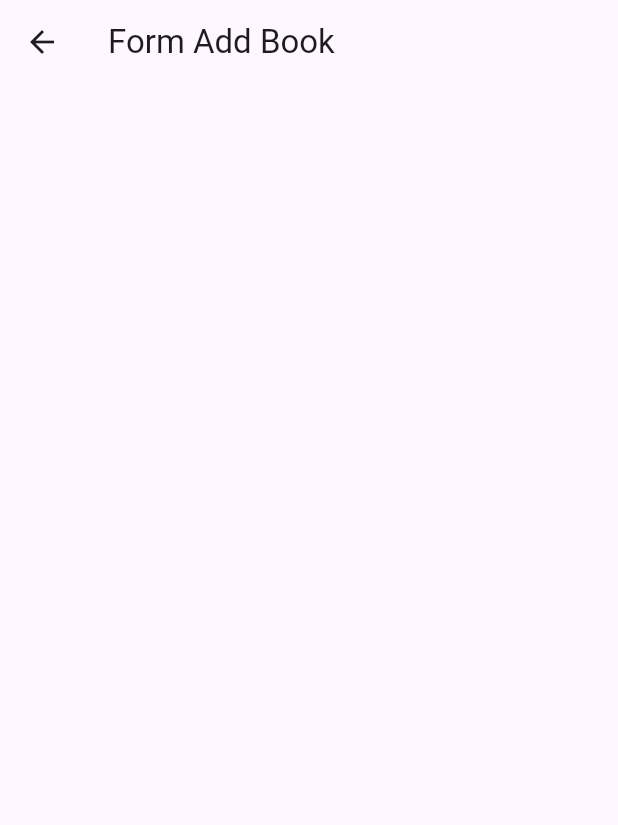
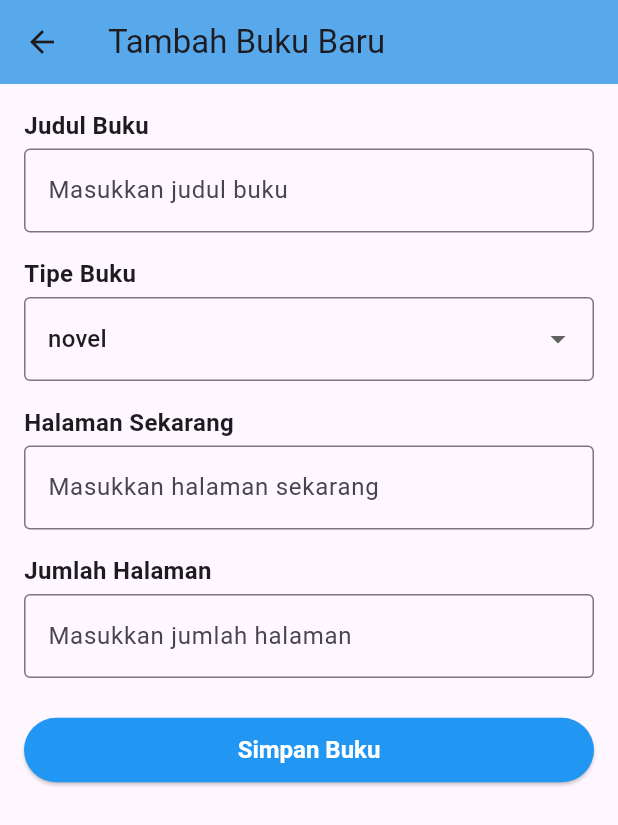
Before and after one commit to ayamgulai/fp-tekber, a Flutter app: the FormAddBookPage screen opened by its route, on a phone screen of 412 x 824 dp. Shown: the top 825 px of the screen. Run offline on Flutter 3.47's test engine with Material 3 defaults, Android fonts, the phone set to English and light mode, and no system bars.

Commit message:
Create bookList and formAddBook

```diff
--- a/lib/screens/formAddBook.dart
+++ b/lib/screens/formAddBook.dart
@@ -1,15 +1,156 @@
 import 'package:flutter/material.dart';
 import '../models/bookModels.dart';
 
-class FormAddBookPage extends StatelessWidget {
+class FormAddBookPage extends StatefulWidget {
+  @override
+  _AddBookPageState createState() => _AddBookPageState();
+}
+
+class _AddBookPageState extends State<FormAddBookPage> {
+  final _formKey = GlobalKey<FormState>();
+  String _title = '';
+  Types _selectedType = Types.novel;
+  int _pages = 0;
+  int _pageNow = 0;
 
   @override
   Widget build(BuildContext context) {
     return Scaffold(
       appBar: AppBar(
-        title: Text("Form Add Book"),
+        title: Text('Tambah Buku Baru'),
+        backgroundColor: const Color.fromARGB(255, 88, 169, 235),
+      ),
+      body: Padding(
+        padding: const EdgeInsets.all(16.0),
+        child: Form(
+          key: _formKey,
+          child: ListView(
+            children: [
+              Text(
+                'Judul Buku',
+                style: TextStyle(fontSize: 16, fontWeight: FontWeight.bold),
+              ),
+              SizedBox(height: 4),
+              TextFormField(
+                decoration: InputDecoration(
+                  border: OutlineInputBorder(),
+                  hintText: 'Masukkan judul buku',
+                ),
+                onSaved: (value) {
+                  if (value != null) _title = value;
+                },
+                validator: (value) {
+                  if (value == null || value.isEmpty) {
+                    return 'Judul buku tidak boleh kosong';
+                  }
+                  return null;
+                },
+              ),
+              SizedBox(height: 16),
+              Text(
+                'Tipe Buku',
+                style: TextStyle(fontSize: 16, fontWeight: FontWeight.bold),
+              ),
+              SizedBox(height: 4),
+              DropdownButtonFormField<Types>(
+                value: _selectedType,
+                decoration: InputDecoration(
+                  border: OutlineInputBorder(),
+                ),
+                onChanged: (value) {
+                  if (value != null) setState(() => _selectedType = value);
+                },
+                items: Types.values.map((type) {
+                  return DropdownMenuItem(
+                    value: type,
+                    child: Text(type.name),
+                  );
+                }).toList(),
+              ),
+              SizedBox(height: 16),
+
+              Text(
+                'Halaman Sekarang',
+                style: TextStyle(fontSize: 16, fontWeight: FontWeight.bold),
+              ),
+              SizedBox(height: 4),
+              TextFormField(
+                decoration: InputDecoration(
+                  border: OutlineInputBorder(),
+                  hintText: 'Masukkan halaman sekarang',
+                ),
+                keyboardType: TextInputType.number,
+                onSaved: (value) {
+                  if (value != null) _pageNow = int.parse(value);
+                },
+                validator: (value) {
+                  if (value == null || value.isEmpty) {
+                    return 'Halaman sekarang tidak boleh kosong';
+                  }
+                  if (int.tryParse(value) == null) {
+                    return 'Harap masukkan angka';
+                  }
+                  return null;
+                },
+              ),
+              SizedBox(height: 16),
+
+              Text(
+                'Jumlah Halaman',
+                style: TextStyle(fontSize: 16, fontWeight: FontWeight.bold),
+              ),
+              SizedBox(height: 4),
+              TextFormField(
+                decoration: InputDecoration(
+                  border: OutlineInputBorder(),
+                  hintText: 'Masukkan jumlah halaman',
+                ),
+                keyboardType: TextInputType.number,
+                onSaved: (value) {
+                  if (value != null) _pages = int.parse(value);
+                },
+                validator: (value) {
+                  if (value == null || value.isEmpty) {
+                    return 'Jumlah halaman tidak boleh kosong';
+                  }
+                  if (int.tryParse(value) == null) {
+                    return 'Harap masukkan angka';
+                  }
+                  return null;
+                },
+              ),
+              SizedBox(height: 24),
+
+              //Save
+              ElevatedButton(
+                onPressed: () {
+                  if (_formKey.currentState!.validate()) {
+                    _formKey.currentState!.save();
+
+                    // Debugging log
+                    print('Buku Ditambahkan: $_title');
+                    print('Tipe: $_selectedType');
+                    print('Halaman: $_pageNow dari $_pages');
+
+                    ScaffoldMessenger.of(context).showSnackBar(
+                      SnackBar(content: Text('Buku berhasil ditambahkan!')),
+                    );
+                    Navigator.pop(context);
+                  }
+                },
+                style: ElevatedButton.styleFrom(
+                  backgroundColor: Colors.blue,
+                  foregroundColor: Colors.white,
+                  padding: EdgeInsets.symmetric(vertical: 12.0, horizontal: 16.0),
+                  textStyle: TextStyle(fontSize: 16, fontWeight: FontWeight.bold),
+                ),
+                child: Text('Simpan Buku'),
+              ),
+
+            ],
+          ),
+        ),
       ),
     );
   }
-
 }
```
Also changed, not shown: lib/screens/bookList.dart (+19 -6 lines).
